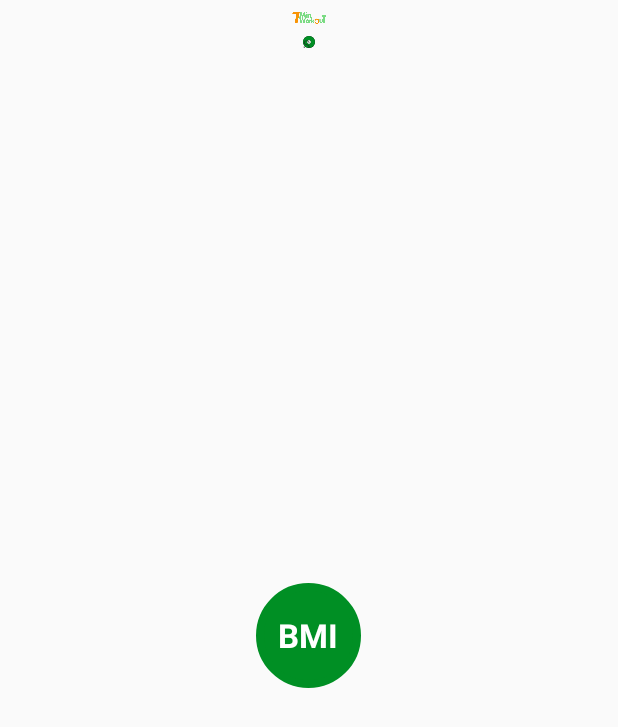
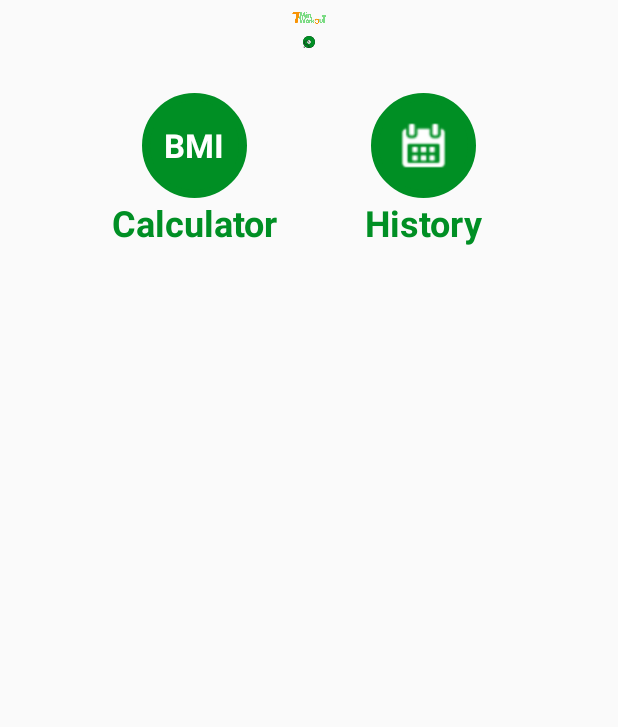
Before and after one commit to a-valitov/SevenMinuteWorkout, an Android app: the screen it shows after launch (MainActivity), on a phone screen of 412 x 824 dp. Shown: the top 727 px of the screen. Run offline under Robolectric (Android 15) with nearby library versions, the phone set to English and light mode, and no system bars.

Commit message:
Layout and empty activity for History added

```diff
--- a/app/src/main/AndroidManifest.xml
+++ b/app/src/main/AndroidManifest.xml
@@ -16,10 +16,13 @@
         android:supportsRtl="true"
         android:theme="@style/Theme.7MinuteWorkout">
         <activity
+            android:name=".HistoryActivity"
+            android:screenOrientation="portrait"
+            android:theme="@style/Theme.MaterialComponents.Light.NoActionBar" />
+        <activity
             android:name=".BMIActivity"
             android:screenOrientation="portrait"
             android:theme="@style/Theme.MaterialComponents.Light.NoActionBar" />
-            />
         <activity
             android:name=".ExerciseActivity"
             android:screenOrientation="portrait"
--- a/app/src/main/java/com/avalitov/a7minuteworkout/MainActivity.kt
+++ b/app/src/main/java/com/avalitov/a7minuteworkout/MainActivity.kt
@@ -28,5 +28,10 @@ class MainActivity : AppCompatActivity() {
             val intent = Intent(this, BMIActivity::class.java)
             startActivity(intent)
         }
+
+        ll_History.setOnClickListener() {
+            val intent = Intent(this, HistoryActivity::class.java)
+            startActivity(intent)
+        }
     }
 }
--- a/app/src/main/res/layout/activity_main.xml
+++ b/app/src/main/res/layout/activity_main.xml
@@ -37,18 +37,32 @@
                 />
         </LinearLayout>
 
+<!-- THE WHOLE BOTTOM PART OF THE SCREEN WITH 'BUTTONS'-->
+
         <LinearLayout
             android:layout_width="match_parent"
-            android:layout_height="match_parent"
-            android:gravity="center"
-            android:orientation="vertical">
+            android:layout_height="wrap_content"
+            android:gravity="center_horizontal"
+            android:layout_marginTop="30dp"
+            android:orientation="horizontal">
+
+            <LinearLayout
+                android:layout_width="0dp"
+                android:layout_height="wrap_content"
+                android:layout_weight="1"
+                android:layout_marginStart="45dp"
+                android:orientation="vertical"
+                android:gravity="center_horizontal"
+                >
 
                 <LinearLayout
                     android:id="@+id/ll_BMI"
                     android:layout_width="70dp"
                     android:layout_height="70dp"
                     android:gravity="center"
-                android:background="@drawable/item_circular_color_accent_background">
+                    android:background="@drawable/item_circular_color_accent_background"
+                    android:orientation="horizontal">
+
                     <TextView
                         android:layout_width="match_parent"
                         android:layout_height="match_parent"
@@ -60,7 +74,53 @@
 
                 </LinearLayout>
 
+                <TextView
+                    android:layout_width="match_parent"
+                    android:layout_height="wrap_content"
+                    android:gravity="center_horizontal"
+                    android:text="Calculator"
+                    android:textColor="@color/colorAccent"
+                    android:textSize="24sp"
+                    android:textStyle="bold" />
 
+            </LinearLayout>
+
+
+            <LinearLayout
+                android:layout_width="0dp"
+                android:layout_height="wrap_content"
+                android:layout_weight="1"
+                android:layout_marginEnd="45dp"
+                android:orientation="vertical"
+                android:gravity="center_horizontal"
+                >
+
+                <LinearLayout
+                    android:id="@+id/ll_History"
+                    android:layout_width="70dp"
+                    android:layout_height="70dp"
+                    android:gravity="center"
+                    android:background="@drawable/item_circular_color_accent_background"
+                    android:orientation="vertical">
+
+                    <ImageView
+                        android:layout_width="match_parent"
+                        android:layout_height="match_parent"
+                        android:src="@drawable/ic_calendar"
+                        android:padding="12dp" />
+
+            </LinearLayout>
+
+                <TextView
+                    android:gravity="center_horizontal"
+                    android:layout_width="match_parent"
+                    android:layout_height="wrap_content"
+                    android:textStyle="bold"
+                    android:textSize="24sp"
+                    android:textColor="@color/colorAccent"
+                    android:text="History"/>
+
+            </LinearLayout>
 
         </LinearLayout>
 
```
Also changed, not shown: app/src/main/java/com/avalitov/a7minuteworkout/HistoryActivity.kt (added, +22 -0 lines), app/src/main/res/layout/activity_history.xml (added, +15 -0 lines), app/src/main/res/drawable/ic_calendar.png (added). Lines whose indentation alone changed are shown as unchanged.
